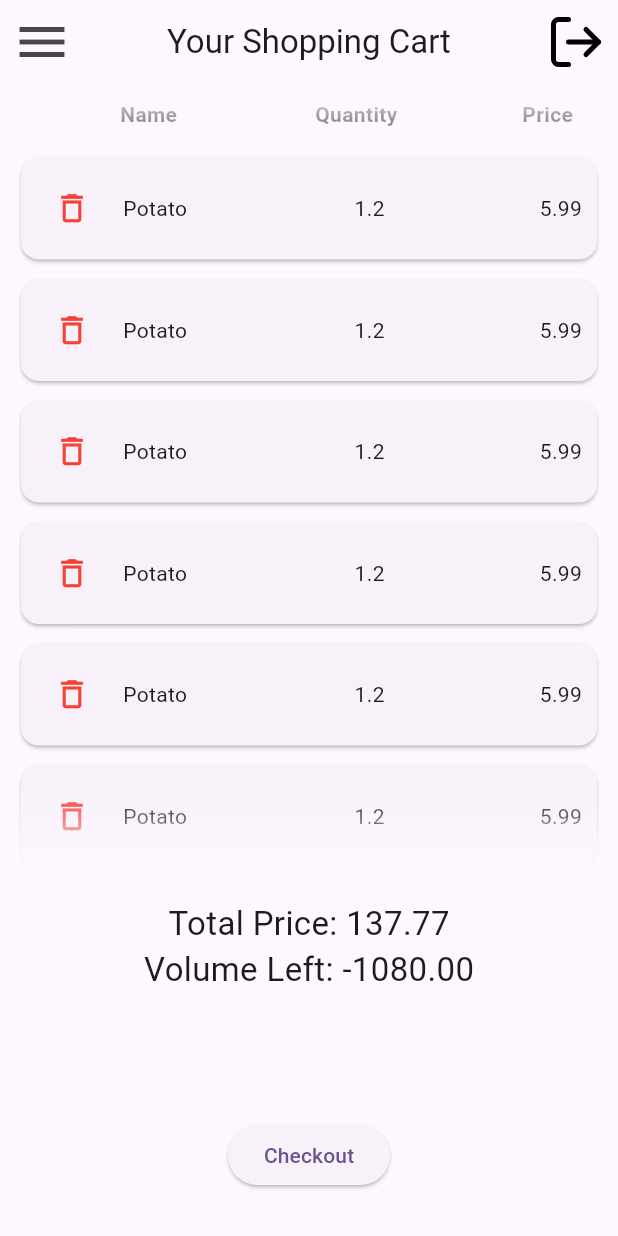
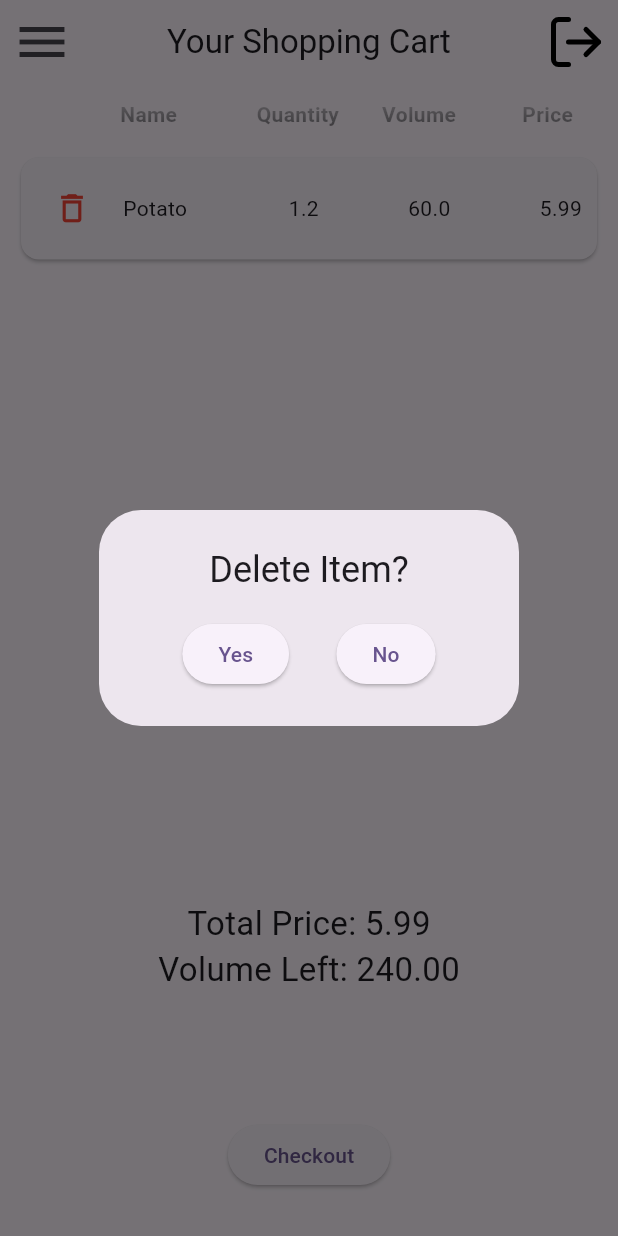
Before and after one commit to AlexBanu7/WhySoFLy-Frontend, a Flutter app: the CartPage screen opened by its route, after a tap on the "delete outline" icon, on a phone screen of 412 x 824 dp. Run offline on Flutter 3.47's test engine with Material 3 defaults, Android fonts, the phone set to English and light mode, and no system bars; our stand-ins replace flutter_svg, google_maps_flutter; missing offline and left inert: dart:ffi; accounts and stored records are empty.

Commit message:
Finished Cart Page, added Cart Service logic and created temporary model instances

```diff
--- a/lib/main.dart
+++ b/lib/main.dart
@@ -5,6 +5,7 @@ import 'package:frontend/screens/howto/howto.dart';
 import 'package:frontend/screens/map/map.dart';
 import 'package:frontend/utils/cart_service.dart';
 import 'package:frontend/utils/session_requests.dart';
+import 'package:frontend/utils/temp_inits.dart';
 
 import 'models/user.dart';
 
@@ -15,6 +16,7 @@ void main() {
 User? currentUser;
 CartService cartService = CartService();
 Session session_requests = Session();
+TempInits tempInits = TempInits();
 
 class MyApp extends StatelessWidget {
   const MyApp({super.key});
--- a/lib/models/cartitem.dart
+++ b/lib/models/cartitem.dart
@@ -1,5 +1,6 @@
 class CartItem {
   int id;
+  int productId;
   String name;
   double quantity; // number of items/kg
   double volume;
@@ -7,6 +8,7 @@ class CartItem {
 
   CartItem({
     required this.id,
+    required this.productId,
     required this.name,
     required this.quantity,
     required this.volume,
--- a/lib/models/category.dart
+++ b/lib/models/category.dart
@@ -1,9 +1,10 @@
 import 'package:frontend/models/product.dart';
 
 class Category {
+  int id;
   late String name;
   List<Product>? products;
 
-  Category({required this.name, this.products});
+  Category({required this.id, required this.name, this.products});
 
 }
--- a/lib/screens/cart/cart.dart
+++ b/lib/screens/cart/cart.dart
@@ -21,6 +21,8 @@ class CartPage extends StatefulWidget {
 class _CartPage extends State<CartPage>
     with SingleTickerProviderStateMixin{
 
+  int counter = 0;
+
   @override
   void initState() {
     super.initState();
@@ -36,7 +38,11 @@ class _CartPage extends State<CartPage>
     return Scaffold(
       appBar: CustomAppBar("Your Shopping Cart"),
       drawer: CustomDrawer(),
-      body: cartService.cartitems.isNotEmpty ? const FilledCart() : const EmptyCart()
+      body: cartService.cartitems.isNotEmpty ? FilledCart(onUpdate: () {
+        setState(() {
+          counter++;
+        });
+      }) : const EmptyCart()
     );
   }
 }
--- a/lib/screens/cart/filled_cart.dart
+++ b/lib/screens/cart/filled_cart.dart
@@ -10,7 +10,9 @@ import '../../widgets/custom_drawer.dart';
 
 
 class FilledCart extends StatefulWidget {
-  const FilledCart({super.key});
+  const FilledCart({required this.onUpdate});
+
+  final VoidCallback onUpdate;
 
   @override
   State<FilledCart> createState() => _FilledCart();
@@ -55,6 +57,15 @@ class _FilledCart extends State<FilledCart>
                 child: Align(
                   alignment: Alignment.centerRight,
                   child: Text(
+                    "Volume",
+                    style: TextStyle(fontWeight: FontWeight.bold),
+                  ), // Replace YourFourthWidget with your actual widget
+                ), // Replace YourThirdWidget with your actual widget
+              ),
+              Expanded(
+                child: Align(
+                  alignment: Alignment.centerRight,
+                  child: Text(
                     "Price",
                     style: TextStyle(fontWeight: FontWeight.bold),
                   ), // Replace YourFourthWidget with your actual widget
@@ -77,29 +88,62 @@ class _FilledCart extends State<FilledCart>
                           IconButton(
                             icon: Icon(Icons.delete_outline),
                             // You can use any delete icon you prefer
-                            onPressed: () {},
+                            onPressed: () {
+                              showDialog(
+                                context: context,
+                                builder: (BuildContext context) {
+                                  return AlertDialog(
+                                      title: const Text(
+                                        "Delete Item?",
+                                        textAlign: TextAlign.center,
+                                      ),
+                                      content: Row(
+                                        mainAxisAlignment: MainAxisAlignment.spaceEvenly,
+                                        children: <Widget>[
+                                          ElevatedButton(
+                                            onPressed: () {
+                                              cartService.removeFromCart(cartitem);
+                                              Navigator.pop(context);
+                                              widget.onUpdate();
+                                            },
+                                            child: const Text('Yes'),
+                                          ),
+                                          ElevatedButton(
+                                            onPressed: () {
+                                              Navigator.pop(context);
+                                            },
+                                            child: const Text('No'),
+                                          )
+                                        ],
+                                      )
+                                  );
+                                },
+                              );
+                            },
                             iconSize: 25.0,
                             // Adjust the size as needed
-                            color: Colors
-                                .red, // Customize the color of the icon
-                          ), // Replace YourFirstWidget with your actual widget
+                            color: Colors.red,
+                          ),
                           Padding(
                             padding: EdgeInsets.only(left: 10),
-                            child: Text(cartitem
-                                .name), // Replace YourSecondWidget with your actual widget
+                            child: Text(cartitem.name),
                           ),
                           Expanded(
                             child: Align(
                               alignment: Alignment.centerRight,
-                              child: Text(cartitem.quantity
-                                  .toString()), // Replace YourFourthWidget with your actual widget
-                            ), // Replace YourThirdWidget with your actual widget
+                              child: Text(cartitem.quantity.toString()),
+                            ),
                           ),
                           Expanded(
                             child: Align(
                               alignment: Alignment.centerRight,
-                              child: Text(cartitem.price
-                                  .toString()), // Replace YourFourthWidget with your actual widget
+                              child: Text(cartitem.volume.toString()),
+                            ),
+                          ),
+                          Expanded(
+                            child: Align(
+                              alignment: Alignment.centerRight,
+                              child: Text(cartitem.price.toString()),
                             ),
                           ),
                         ]
```
Also changed, not shown: lib/models/market.dart (added, +9 -0 lines), lib/models/product.dart (+10 -1 lines), lib/screens/map/map.dart (+5 -4 lines), lib/utils/cart_service.dart (+35 -139 lines), lib/utils/temp_inits.dart (added, +35 -0 lines).
